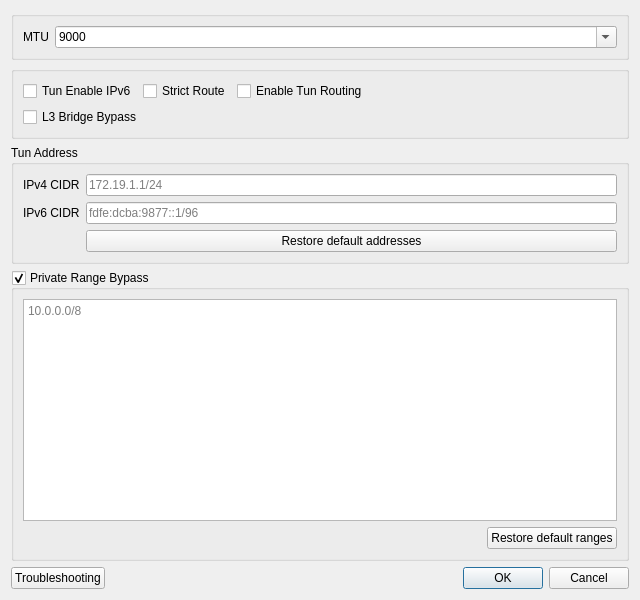
Above: include/ui/setting/dialog_vpn_settings.ui from tergride/poros before the change. Below: the same form after it.
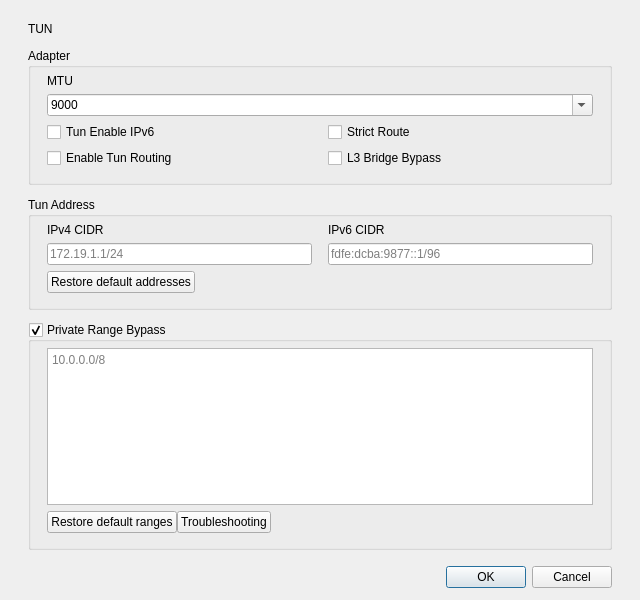
That is the form after the change.

Commit message:
feat(ui): rebuild the advanced settings pages by the mockup
Group the settings section into General, Connection and Data with pages of cards, labels above fields and switches, merge hotkeys and protocol presets into single pages, and add startup, LAN access and diagnostics controls. Tabs, group boxes and inputs take the mockup styling across the app.

```diff
--- a/include/ui/setting/dialog_vpn_settings.ui
+++ b/include/ui/setting/dialog_vpn_settings.ui
@@ -14,29 +14,97 @@
    <string>Tun Settings</string>
   </property>
   <layout class="QVBoxLayout" name="verticalLayout">
+   <property name="leftMargin">
+    <number>0</number>
+   </property>
+   <property name="topMargin">
+    <number>0</number>
+   </property>
+   <property name="rightMargin">
+    <number>0</number>
+   </property>
+   <property name="bottomMargin">
+    <number>0</number>
+   </property>
+   <property name="spacing">
+    <number>0</number>
+   </property>
+   <item>
+    <widget class="QScrollArea" name="scroll_tun">
+     <property name="frameShape">
+      <enum>QFrame::Shape::NoFrame</enum>
+     </property>
+     <property name="horizontalScrollBarPolicy">
+      <enum>Qt::ScrollBarPolicy::ScrollBarAlwaysOff</enum>
+     </property>
+     <property name="widgetResizable">
+      <bool>true</bool>
+     </property>
+     <widget class="QWidget" name="body_tun">
+      <layout class="QVBoxLayout" name="column_tun">
+       <property name="leftMargin">
+        <number>28</number>
+       </property>
+       <property name="topMargin">
+        <number>22</number>
+       </property>
+       <property name="rightMargin">
+        <number>28</number>
+       </property>
+       <property name="bottomMargin">
+        <number>16</number>
+       </property>
+       <property name="spacing">
+        <number>12</number>
+       </property>
+       <item>
+        <widget class="QLabel" name="title_tun">
+         <property name="text">
+          <string>TUN</string>
+         </property>
+         <property name="role" stdset="false">
+          <string notr="true">sectionTitle</string>
+         </property>
+        </widget>
+       </item>
    <item>
     <widget class="QGroupBox" name="groupBox">
-     <property name="sizePolicy">
-      <sizepolicy hsizetype="Preferred" vsizetype="Maximum">
-       <horstretch>0</horstretch>
-       <verstretch>0</verstretch>
-      </sizepolicy>
-     </property>
-     <layout class="QHBoxLayout" name="horizontalLayout_5">
-      <item>
+         <property name="title">
+          <string>Adapter</string>
+         </property>
+         <layout class="QGridLayout" name="grid_groupBox" columnstretch="1,1">
+          <property name="leftMargin">
+           <number>16</number>
+          </property>
+          <property name="rightMargin">
+           <number>16</number>
+          </property>
+          <property name="topMargin">
+           <number>6</number>
+          </property>
+          <property name="bottomMargin">
+           <number>14</number>
+          </property>
+          <property name="horizontalSpacing">
+           <number>16</number>
+          </property>
+          <property name="verticalSpacing">
+           <number>6</number>
+          </property>
+          <item row="0" column="0" colspan="2">
        <widget class="QLabel" name="label_10">
-        <property name="sizePolicy">
-         <sizepolicy hsizetype="Maximum" vsizetype="Preferred">
-          <horstretch>0</horstretch>
-          <verstretch>0</verstretch>
-         </sizepolicy>
-        </property>
         <property name="text">
          <string notr="true">MTU</string>
         </property>
-       </widget>
-      </item>
-      <item>
+            <property name="role" stdset="false">
+             <string notr="true">field</string>
+            </property>
+            <property name="buddy">
+             <cstring>vpn_mtu</cstring>
+            </property>
+           </widget>
+          </item>
+          <item row="1" column="0" colspan="2">
        <widget class="QComboBox" name="vpn_mtu">
         <property name="editable">
          <bool>true</bool>
@@ -53,29 +121,27 @@
         </item>
        </widget>
       </item>
-     </layout>
-    </widget>
-   </item>
-   <item>
-    <widget class="QGroupBox" name="horizontalGroupBox_2">
-     <layout class="QVBoxLayout" name="checksVLayout">
-      <item>
-       <layout class="QHBoxLayout" name="checksRow1">
-        <item>
+          <item row="2" column="0">
          <widget class="QCheckBox" name="vpn_ipv6">
           <property name="text">
            <string>Tun Enable IPv6</string>
           </property>
-         </widget>
-        </item>
-        <item>
+            <property name="role" stdset="false">
+             <string notr="true">switch</string>
+            </property>
+           </widget>
+          </item>
+          <item row="2" column="1">
          <widget class="QCheckBox" name="strict_route">
           <property name="text">
            <string>Strict Route</string>
           </property>
-         </widget>
-        </item>
-        <item>
+            <property name="role" stdset="false">
+             <string notr="true">switch</string>
+            </property>
+           </widget>
+          </item>
+          <item row="3" column="0">
          <widget class="QCheckBox" name="tun_routing">
           <property name="toolTip">
            <string>&lt;html&gt;&lt;head/&gt;&lt;body&gt;&lt;p&gt;When enabled, Direct IP CIDRs and rule sets will also be added to the Tun setting to be excluded at OS routing level. IMPORTANT: Large rule sets have been reported to cause massive CPU usage in windows, please enable this option with caution.&lt;/p&gt;&lt;/body&gt;&lt;/html&gt;</string>
@@ -83,26 +149,12 @@
           <property name="text">
            <string>Enable Tun Routing</string>
           </property>
-         </widget>
-        </item>
-        <item>
-         <spacer name="checksRow1Spacer">
-          <property name="orientation">
-           <enum>Qt::Orientation::Horizontal</enum>
-          </property>
-          <property name="sizeHint" stdset="0">
-           <size>
-            <width>40</width>
-            <height>20</height>
-           </size>
-          </property>
-         </spacer>
-        </item>
-       </layout>
-      </item>
-      <item>
-       <layout class="QHBoxLayout" name="checksRow2">
-        <item>
+            <property name="role" stdset="false">
+             <string notr="true">switch</string>
+            </property>
+           </widget>
+          </item>
+          <item row="3" column="1">
          <widget class="QCheckBox" name="l3_bridge">
           <property name="toolTip">
            <string>&lt;html&gt;&lt;head/&gt;&lt;body&gt;&lt;p&gt;Forwards bypassed traffic straight out of the network interface instead of rebuilding it as a new connection, which is faster and keeps NAT intact for games and P2P. Applies to UDP and ICMP only; TCP still needs to be sniffed and keeps taking the normal direct path.&lt;/p&gt;&lt;/body&gt;&lt;/html&gt;</string>
@@ -110,22 +162,10 @@
           <property name="text">
            <string>L3 Bridge Bypass</string>
           </property>
-         </widget>
-        </item>
-        <item>
-         <spacer name="checksRow2Spacer">
-          <property name="orientation">
-           <enum>Qt::Orientation::Horizontal</enum>
-          </property>
-          <property name="sizeHint" stdset="0">
-           <size>
-            <width>40</width>
-            <height>20</height>
-           </size>
-          </property>
-         </spacer>
-        </item>
-       </layout>
+            <property name="role" stdset="false">
+             <string notr="true">switch</string>
+            </property>
+           </widget>
       </item>
      </layout>
     </widget>
@@ -135,7 +175,25 @@
      <property name="title">
       <string>Tun Address</string>
      </property>
-     <layout class="QFormLayout" name="formLayout">
+         <layout class="QGridLayout" name="grid_tunAddressGroupBox" columnstretch="1,1">
+          <property name="leftMargin">
+           <number>16</number>
+          </property>
+          <property name="rightMargin">
+           <number>16</number>
+          </property>
+          <property name="topMargin">
+           <number>6</number>
+          </property>
+          <property name="bottomMargin">
+           <number>14</number>
+          </property>
+          <property name="horizontalSpacing">
+           <number>16</number>
+          </property>
+          <property name="verticalSpacing">
+           <number>6</number>
+          </property>
       <item row="0" column="0">
        <widget class="QLabel" name="label_tun_ipv4">
         <property name="text">
@@ -144,17 +202,23 @@
        </widget>
       </item>
       <item row="0" column="1">
-       <widget class="QLineEdit" name="tun_ipv4_cidr">
-        <property name="placeholderText">
-         <string notr="true">172.19.1.1/24</string>
-        </property>
-       </widget>
-      </item>
-      <item row="1" column="0">
        <widget class="QLabel" name="label_tun_ipv6">
         <property name="text">
          <string>IPv6 CIDR</string>
         </property>
+            <property name="role" stdset="false">
+             <string notr="true">field</string>
+            </property>
+            <property name="buddy">
+             <cstring>tun_ipv6_cidr</cstring>
+            </property>
+           </widget>
+          </item>
+          <item row="1" column="0">
+           <widget class="QLineEdit" name="tun_ipv4_cidr">
+            <property name="placeholderText">
+             <string notr="true">172.19.1.1/24</string>
+            </property>
        </widget>
       </item>
       <item row="1" column="1">
@@ -164,13 +228,30 @@
         </property>
        </widget>
       </item>
-      <item row="2" column="1">
+          <item row="2" column="0" colspan="2">
+           <layout class="QHBoxLayout" name="row_1">
+            <item>
        <widget class="QPushButton" name="restore_default_addresses">
         <property name="text">
          <string>Restore default addresses</string>
         </property>
        </widget>
       </item>
+            <item>
+             <spacer name="spacer_2">
+              <property name="orientation">
+               <enum>Qt::Orientation::Horizontal</enum>
+              </property>
+              <property name="sizeHint" stdset="0">
+               <size>
+                <width>0</width>
+                <height>0</height>
+               </size>
+              </property>
+             </spacer>
+            </item>
+           </layout>
+          </item>
      </layout>
     </widget>
    </item>
@@ -185,35 +266,34 @@
      <property name="checkable">
       <bool>true</bool>
      </property>
-     <layout class="QVBoxLayout" name="privRangeLayout">
-      <item>
+         <layout class="QGridLayout" name="grid_privRangeGroupBox" columnstretch="1,1">
+          <property name="leftMargin">
+           <number>16</number>
+          </property>
+          <property name="rightMargin">
+           <number>16</number>
+          </property>
+          <property name="topMargin">
+           <number>6</number>
+          </property>
+          <property name="bottomMargin">
+           <number>14</number>
+          </property>
+          <property name="horizontalSpacing">
+           <number>16</number>
+          </property>
+          <property name="verticalSpacing">
+           <number>6</number>
+          </property>
+          <item row="0" column="0" colspan="2">
        <widget class="QPlainTextEdit" name="priv_ranges">
-        <property name="sizePolicy">
-         <sizepolicy hsizetype="Expanding" vsizetype="Expanding">
-          <horstretch>0</horstretch>
-          <verstretch>0</verstretch>
-         </sizepolicy>
-        </property>
         <property name="placeholderText">
          <string notr="true">10.0.0.0/8</string>
         </property>
        </widget>
       </item>
-      <item>
-       <layout class="QHBoxLayout" name="privRangeButtonsRow">
-        <item>
-         <spacer name="privRangeButtonsSpacer">
-          <property name="orientation">
-           <enum>Qt::Orientation::Horizontal</enum>
-          </property>
-          <property name="sizeHint" stdset="0">
-           <size>
-            <width>40</width>
-            <height>20</height>
-           </size>
-          </property>
-         </spacer>
-        </item>
+          <item row="1" column="0" colspan="2">
+           <layout class="QHBoxLayout" name="row_3">
         <item>
          <widget class="QPushButton" name="restore_default_ranges">
           <property name="text">
@@ -221,13 +301,6 @@
           </property>
          </widget>
         </item>
-       </layout>
-      </item>
-     </layout>
-    </widget>
-   </item>
-   <item>
-    <layout class="QHBoxLayout" name="horizontalLayout_3">
      <item>
       <widget class="QPushButton" name="troubleshooting">
        <property name="text">
@@ -236,6 +309,55 @@
       </widget>
      </item>
      <item>
+             <spacer name="spacer_4">
+              <property name="orientation">
+               <enum>Qt::Orientation::Horizontal</enum>
+              </property>
+              <property name="sizeHint" stdset="0">
+               <size>
+                <width>0</width>
+                <height>0</height>
+               </size>
+              </property>
+             </spacer>
+            </item>
+           </layout>
+          </item>
+         </layout>
+        </widget>
+       </item>
+       <item>
+        <spacer name="end_tun">
+         <property name="orientation">
+          <enum>Qt::Orientation::Vertical</enum>
+         </property>
+         <property name="sizeHint" stdset="0">
+          <size>
+           <width>0</width>
+           <height>0</height>
+          </size>
+         </property>
+        </spacer>
+       </item>
+      </layout>
+     </widget>
+    </widget>
+   </item>
+   <item>
+    <layout class="QVBoxLayout" name="outer">
+     <property name="leftMargin">
+      <number>28</number>
+     </property>
+     <property name="topMargin">
+      <number>0</number>
+     </property>
+     <property name="rightMargin">
+      <number>28</number>
+     </property>
+     <property name="bottomMargin">
+      <number>12</number>
+     </property>
+     <item>
       <widget class="QDialogButtonBox" name="buttonBox">
        <property name="standardButtons">
         <set>QDialogButtonBox::StandardButton::Cancel|QDialogButtonBox::StandardButton::Ok</set>
```
Left out of the diff: 17 changed lines with no effect on the pictures. Lines whose indentation alone changed are shown as unchanged. The commit also changes 16 other files.
